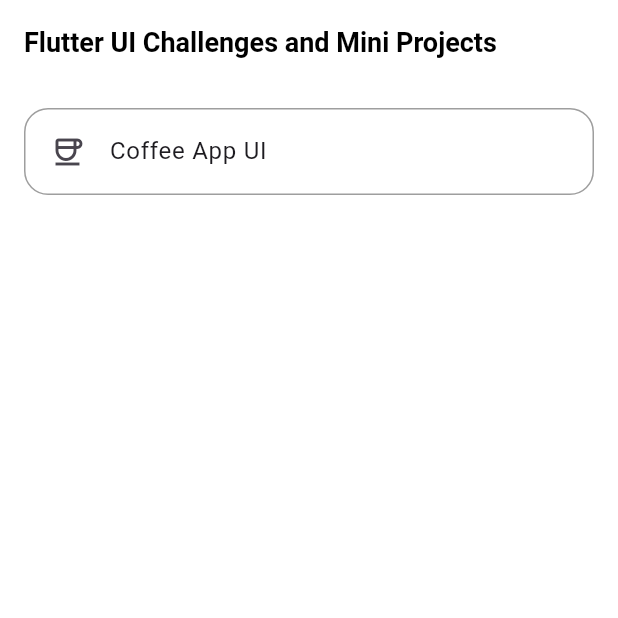
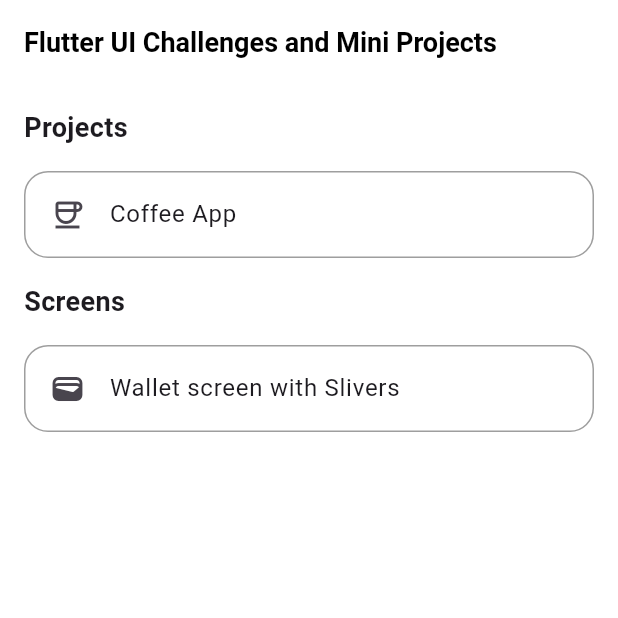
Before and after one commit to ales-dev-studio/flutter_ui_challenges, a Flutter app: the screen it shows after launch, on a phone screen of 412 x 824 dp, the top half of it. Run offline on Flutter 3.47's test engine with Material 3 defaults, Android fonts, the phone set to English and light mode, and no system bars; our stand-ins replace animate_do, carousel_slider, flutter_svg, google_fonts, salomon_bottom_bar; Roboto replaces fonts that are missing (Almarai).

Commit message:
Update main.dart

```diff
--- a/lib/main.dart
+++ b/lib/main.dart
@@ -46,18 +46,31 @@ class ProjectsListScreen extends StatelessWidget {
       body: SingleChildScrollView(
         padding: EdgeInsets.all(Dimens.largePadding),
         child: Column(
+          crossAxisAlignment: CrossAxisAlignment.start,
+          spacing: Dimens.largePadding,
           children: [
-            BorderedContainer(
-              child: InkWell(
-                borderRadius: BorderRadius.circular(Dimens.corners),
-                onTap: () {
-                  appPush(context, SplashScreen());
-                },
-                child: ListTile(
-                  title: Text('Coffee App UI'),
-                  leading: Icon(Icons.coffee_outlined),
-                ),
-              ),
+            Text(
+              'Projects',
+              style: TextStyle(fontSize: 18, fontWeight: FontWeight.bold),
+            ),
+            _ListTile(
+              title: 'Coffee App',
+              onTap: () {
+                appPush(context, SplashScreen());
+              },
+              icon: Icons.coffee_outlined,
+            ),
+
+            Text(
+              'Screens',
+              style: TextStyle(fontSize: 18, fontWeight: FontWeight.bold),
+            ),
+            _ListTile(
+              title: 'Wallet screen with Slivers',
+              onTap: () {
+                appPush(context, SplashScreen());
+              },
+              icon: Icons.wallet,
             ),
           ],
         ),
@@ -65,3 +78,22 @@ class ProjectsListScreen extends StatelessWidget {
     );
   }
 }
+
+class _ListTile extends StatelessWidget {
+  const _ListTile({required this.title, this.onTap, this.icon});
+
+  final String title;
+  final GestureTapCallback? onTap;
+  final IconData? icon;
+
+  @override
+  Widget build(BuildContext context) {
+    return BorderedContainer(
+      child: InkWell(
+        borderRadius: BorderRadius.circular(Dimens.corners),
+        onTap: onTap,
+        child: ListTile(title: Text(title), leading: Icon(icon)),
+      ),
+    );
+  }
+}
```
